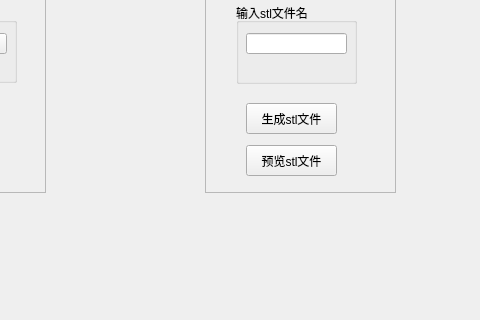
This is Qt_GUI.ui in isongxw/3D_build as Qt 5 draws it before an edit; both pictures show x 225 to 705 and y 127 to 447 of the 705 by 841 pixel window. The edited form follows.
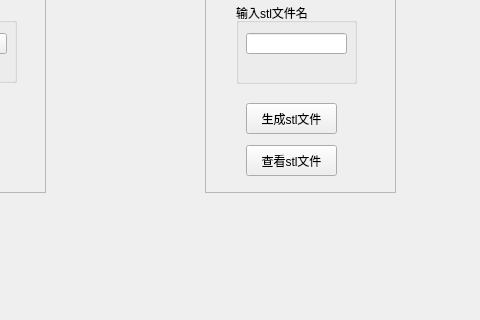
This is the edited form.

Commit message: 实现通过寻找最大连通区域实现去除孤立点的功能

Patch:
```diff
--- a/Qt_GUI.ui
+++ b/Qt_GUI.ui
@@ -174,7 +174,7 @@
        </rect>
       </property>
       <property name="text">
-       <string>预览stl文件</string>
+       <string>查看stl文件</string>
       </property>
      </widget>
     </widget>
```
The commit also changes 2 other files.
